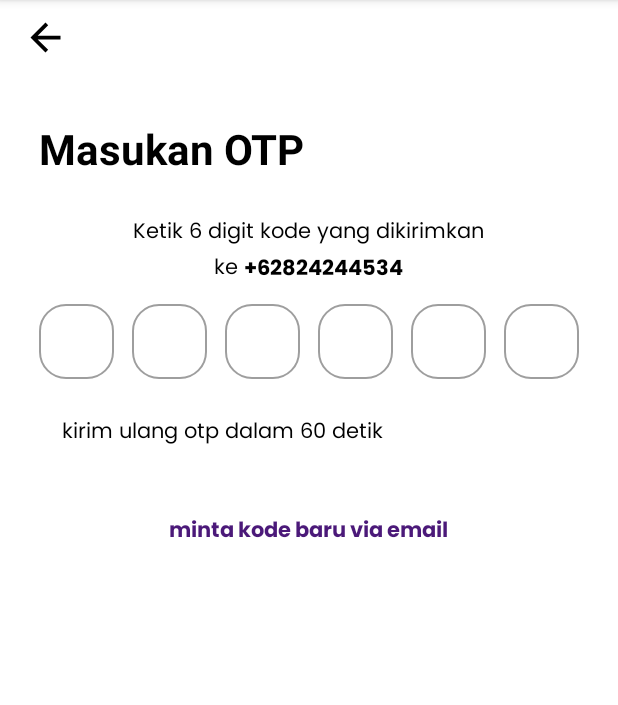
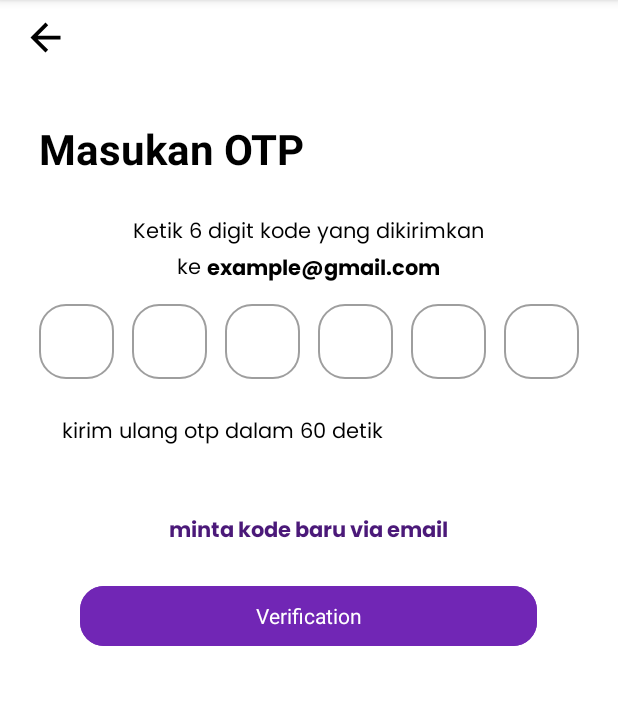
Before and after one commit to C1-Bisa/C1-AND, an Android app: the OtpFragment screen opened through its navigation route, on a phone screen of 412 x 824 dp, the part 84-789 px from its top. Run offline under Robolectric (Android 15) with nearby library versions, the light colour scheme and no system bars; our stand-ins replace Dagger/Hilt's generated code.

Commit message:
add register, otp, and login with token datastore

```diff
--- a/app/build.gradle
+++ b/app/build.gradle
@@ -76,4 +76,10 @@ dependencies {
     //hilt DI
     implementation "com.google.dagger:hilt-android:$hilt_version"
     kapt "com.google.dagger:hilt-android-compiler:$hilt_version"
+
+    // data store
+    implementation "androidx.datastore:datastore-preferences:1.0.0"
+    implementation "androidx.lifecycle:lifecycle-livedata-ktx:2.6.1"
+
+
 }
--- a/app/src/main/java/com/binar/finalproject/view/login/LoginFragment.kt
+++ b/app/src/main/java/com/binar/finalproject/view/login/LoginFragment.kt
@@ -1,17 +1,31 @@
 package com.binar.finalproject.view.login
 
 import android.os.Bundle
+import android.util.Log
 import androidx.fragment.app.Fragment
 import android.view.LayoutInflater
 import android.view.View
 import android.view.ViewGroup
 import android.widget.Toast
+import androidx.fragment.app.viewModels
+import androidx.lifecycle.asLiveData
+import androidx.lifecycle.lifecycleScope
+import androidx.navigation.fragment.findNavController
 import com.binar.finalproject.R
 import com.binar.finalproject.databinding.FragmentLoginBinding
+import com.binar.finalproject.local.DataStore
+import com.binar.finalproject.model.user.login.PostLogin
+import com.binar.finalproject.viewmodel.UserViewModel
+import com.google.android.material.bottomnavigation.BottomNavigationView
+import dagger.hilt.android.AndroidEntryPoint
+import kotlinx.coroutines.launch
 
 
+@AndroidEntryPoint
 class LoginFragment : Fragment() {
     lateinit var binding : FragmentLoginBinding
+    private lateinit var dataSotreUser : DataStore
+    private val userLoginVm: UserViewModel by viewModels()
 
     override fun onCreateView(
         inflater: LayoutInflater, container: ViewGroup?,
@@ -24,19 +38,54 @@ class LoginFragment : Fragment() {
 
     override fun onViewCreated(view: View, savedInstanceState: Bundle?) {
         super.onViewCreated(view, savedInstanceState)
+
+        val bottomNav = requireActivity().findViewById<BottomNavigationView>(R.id.bottomNavigationView)
+        bottomNav.visibility = View.GONE
+
+        dataSotreUser = DataStore(requireContext().applicationContext)
+
+
+        binding.tvLupaPassword.setOnClickListener {
+            findNavController().navigate(R.id.action_loginFragment_to_lupaPasswordFragment)
+        }
+        binding.tvDaftarDisini.setOnClickListener {
+            findNavController().navigate(R.id.action_loginFragment_to_registerFragment)
+        }
+
+
         binding.btnLogin.setOnClickListener {
             getLogin()
+
+        }
+        dataSotreUser.getToken.asLiveData().observe(viewLifecycleOwner){token ->
+            Log.i("TOKEN", token)
         }
     }
 
     private fun getLogin() {
-        var email = binding.etEmail.text.toString()
-        var password = binding.etPassword.text.toString()
+        val email = binding.etEmail.text.toString()
+        val password = binding.etPassword.text.toString()
 
 
         if (email.isNotEmpty() && password.isNotEmpty()){
+            userLoginVm.postLogin(PostLogin(email, password))
 
-            Toast.makeText(context, "Login Successful", Toast.LENGTH_SHORT).show()
+            userLoginVm.responseLogin.observe(viewLifecycleOwner){
+                if (it != null){
+                    val tokenUserrr = it.data.token
+
+                    if (tokenUserrr.isNotEmpty()){
+                        lifecycleScope.launch {
+                            dataSotreUser.saveUser(tokenUserrr)
+                        }
+
+
+                    }
+                    Toast.makeText(context, "Login Successful", Toast.LENGTH_SHORT).show()
+                    findNavController().navigate(R.id.action_loginFragment_to_homeFragment)
+                }
+            }
+
         }else{
             Toast.makeText(context, "Kata sandi harus di isi", Toast.LENGTH_SHORT).show()
         }
--- a/app/src/main/java/com/binar/finalproject/view/lupapassword/OtpFragment.kt
+++ b/app/src/main/java/com/binar/finalproject/view/lupapassword/OtpFragment.kt
@@ -1,22 +1,66 @@
 package com.binar.finalproject.view.lupapassword
 
 import android.os.Bundle
+import android.text.Editable
+import android.text.TextWatcher
 import androidx.fragment.app.Fragment
 import android.view.LayoutInflater
 import android.view.View
 import android.view.ViewGroup
+import android.widget.Toast
+import androidx.fragment.app.viewModels
+import androidx.navigation.fragment.findNavController
 import com.binar.finalproject.R
+import com.binar.finalproject.databinding.FragmentOtpBinding
+import com.binar.finalproject.model.otpcode.PutDataOtp
+import com.binar.finalproject.viewmodel.UserViewModel
+import dagger.hilt.android.AndroidEntryPoint
+
+@AndroidEntryPoint
+class OtpFragment : Fragment() {
+
+    private val userViewModel : UserViewModel by viewModels()
 
 
-class OtpFragment : Fragment() {
-
-
+    private lateinit var binding : FragmentOtpBinding
     override fun onCreateView(
         inflater: LayoutInflater, container: ViewGroup?,
         savedInstanceState: Bundle?
     ): View? {
+
         // Inflate the layout for this fragment
-        return inflater.inflate(R.layout.fragment_otp, container, false)
+        binding = FragmentOtpBinding.inflate(inflater, container, false)
+        return binding.root
+    }
+
+    override fun onViewCreated(view: View, savedInstanceState: Bundle?) {
+        super.onViewCreated(view, savedInstanceState)
+
+
+
+
+        binding.btnVerif.setOnClickListener{
+            val kodeNo1 = binding.etKode1.text.toString()
+            val kodeNo2 = binding.etKode2.text.toString()
+            val kodeNo3 = binding.etKode3.text.toString()
+            val kodeNo4 = binding.etKode4.text.toString()
+            val kodeNo5 = binding.etKode5.text.toString()
+            val kodeNo6 = binding.etKode6.text.toString()
+
+            if (kodeNo1.isNotEmpty() && kodeNo2.isNotEmpty() && kodeNo3.isNotEmpty() && kodeNo4.isNotEmpty() && kodeNo5.isNotEmpty() && kodeNo6.isNotEmpty()){
+                userViewModel.putVerificationOtp(PutDataOtp("$kodeNo1$kodeNo2$kodeNo3$kodeNo4$kodeNo5$kodeNo6"))
+                userViewModel.responseOtp.observe(viewLifecycleOwner){
+                    if (it != null){
+                        Toast.makeText(context, "Verifikasi berhasil", Toast.LENGTH_SHORT).show()
+                        findNavController().navigate(R.id.action_otpFragment_to_loginFragment)
+                    }
+                }
+            }else{
+                    Toast.makeText(context, "Nomor verifikasi harus terisi", Toast.LENGTH_SHORT).show()
+            }
+        }
+
+
     }
 
 
--- a/app/src/main/res/layout/fragment_otp.xml
+++ b/app/src/main/res/layout/fragment_otp.xml
@@ -74,7 +74,7 @@
                 android:maxWidth="220dp"
                 android:gravity="center"
                 android:fontFamily="@font/poppins_bold"
-                android:text="+62824244534"
+                android:text="example@gmail.com"
                 android:textSize="14sp" />
 
         </LinearLayout>
@@ -105,6 +105,7 @@
                     android:id="@+id/etKode1"
                     android:layout_width="wrap_content"
                     android:layout_height="wrap_content"
+                    android:maxLength="1"
                     android:gravity="center"
                     android:textColor="@color/black"
                     android:fontFamily="@font/poppins_bold"
@@ -128,6 +129,7 @@
                     android:layout_width="wrap_content"
                     android:layout_height="wrap_content"
                     android:gravity="center"
+                    android:maxLength="1"
                     android:textColor="@color/black"
                     android:fontFamily="@font/poppins_bold"
                     android:textSize="18sp"
@@ -150,6 +152,7 @@
                     android:layout_width="wrap_content"
                     android:layout_height="wrap_content"
                     android:gravity="center"
+                    android:maxLength="1"
                     android:textColor="@color/black"
                     android:fontFamily="@font/poppins_bold"
                     android:textSize="18sp"
@@ -172,6 +175,7 @@
                     android:layout_width="wrap_content"
                     android:layout_height="wrap_content"
                     android:gravity="center"
+                    android:maxLength="1"
                     android:textColor="@color/black"
                     android:fontFamily="@font/poppins_bold"
                     android:textSize="18sp"
@@ -194,6 +198,7 @@
                     android:layout_width="wrap_content"
                     android:layout_height="wrap_content"
                     android:gravity="center"
+                    android:maxLength="1"
                     android:textColor="@color/black"
                     android:fontFamily="@font/poppins_bold"
                     android:textSize="18sp"
@@ -216,6 +221,7 @@
                     android:layout_width="wrap_content"
                     android:layout_height="wrap_content"
                     android:gravity="center"
+                    android:maxLength="1"
                     android:textColor="@color/black"
                     android:fontFamily="@font/poppins_bold"
                     android:textSize="18sp"
@@ -249,6 +255,19 @@
             android:textSize="14sp"
             android:textStyle="bold" />
 
+        <com.google.android.material.button.MaterialButton
+            android:id="@+id/btnVerif"
+            android:layout_marginLeft="50dp"
+            style="@style/Btn"
+            app:cornerRadius="16dp"
+            android:layout_width="match_parent"
+            android:layout_height="wrap_content"
+            android:layout_below="@+id/mintaKodeVertif"
+            android:layout_centerHorizontal="true"
+            android:layout_marginTop="20dp"
+            android:text="Verification"
+            android:textColor="@color/white" />
+
     </RelativeLayout>
 
 </androidx.constraintlayout.widget.ConstraintLayout>
--- a/app/src/main/res/navigation/navigation_graph.xml
+++ b/app/src/main/res/navigation/navigation_graph.xml
@@ -3,7 +3,7 @@
     xmlns:app="http://schemas.android.com/apk/res-auto"
     xmlns:tools="http://schemas.android.com/tools"
     android:id="@+id/navigation_graph"
-    app:startDestination="@id/splashScreen">
+    app:startDestination="@id/loginFragment">
 
     <fragment
         android:id="@+id/homeFragment"
@@ -18,7 +18,11 @@
         android:id="@+id/otpFragment"
         android:name="com.binar.finalproject.view.lupapassword.OtpFragment"
         android:label="fragment_otp"
-        tools:layout="@layout/fragment_otp" />
+        tools:layout="@layout/fragment_otp" >
+        <action
+            android:id="@+id/action_otpFragment_to_loginFragment"
+            app:destination="@id/loginFragment" />
+    </fragment>
     <fragment
         android:id="@+id/biodataPenumpangFragment"
         android:name="com.binar.finalproject.view.home.BiodataPenumpangFragment"
@@ -40,6 +44,9 @@
         <action
             android:id="@+id/action_loginFragment_to_lupaPasswordFragment"
             app:destination="@id/lupaPasswordFragment" />
+        <action
+            android:id="@+id/action_loginFragment_to_homeFragment"
+            app:destination="@id/homeFragment" />
     </fragment>
     <fragment
         android:id="@+id/registerFragment"
```
Also changed, not shown: app/src/main/java/com/binar/finalproject/local/DataStore.kt (added, +55 -0 lines), app/src/main/java/com/binar/finalproject/model/otpcode/PutDataOtp.kt (added, +9 -0 lines), app/src/main/java/com/binar/finalproject/model/otpcode/ResponseOtp.kt (added, +11 -0 lines), app/src/main/java/com/binar/finalproject/model/user/login/Data.kt (added, +13 -0 lines), app/src/main/java/com/binar/finalproject/model/user/login/PostLogin.kt (added, +11 -0 lines), app/src/main/java/com/binar/finalproject/model/user/login/ResponseLogin.kt (added, +11 -0 lines), app/src/main/java/com/binar/finalproject/network/RestfulApi.kt (+11 -3 lines), app/src/main/java/com/binar/finalproject/view/lupapassword/LupaPasswordFragment.kt (+10 -1 lines), app/src/main/java/com/binar/finalproject/view/register/RegisterFragment.kt (+10 -5 lines), app/src/main/java/com/binar/finalproject/viewmodel/UserViewModel.kt (+54 -1 lines).
